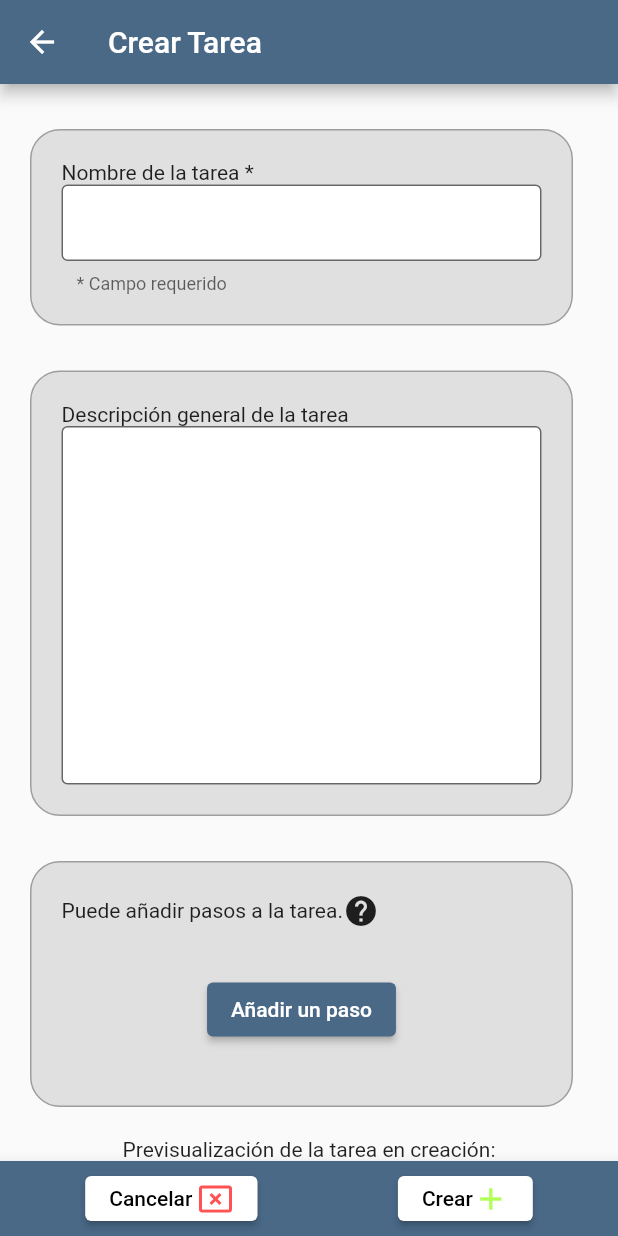
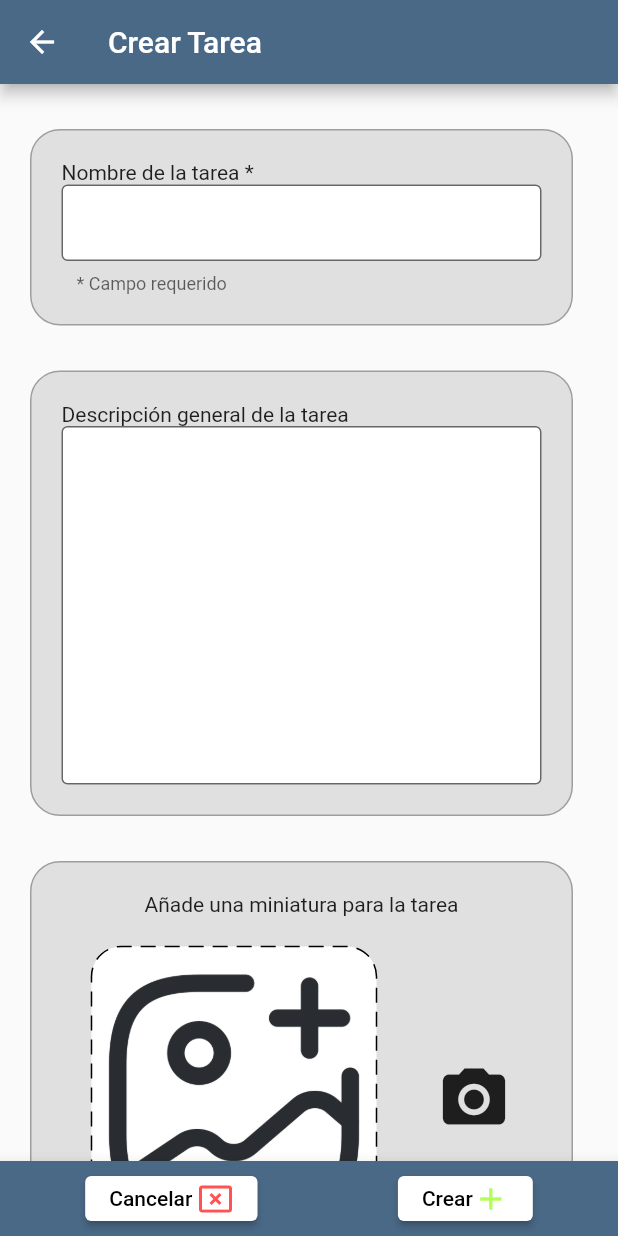
Before and after one commit to DGPAS/DGP_AS, a Flutter app: the AddModTask screen opened directly, on a phone screen of 412 x 824 dp. Run offline on Flutter 3.47's test engine with Material 2 defaults, Android fonts, the phone set to English and light mode, and no system bars; drawn by our look-alikes of dotted_border; our stand-ins replace flutter_dotenv, image_picker.

Commit message:
Iniciado manejo de imagenes

```diff
--- a/Dability/lib/add_mod_task.dart
+++ b/Dability/lib/add_mod_task.dart
@@ -1,5 +1,6 @@
 import 'dart:convert';
 
+import 'package:dotted_border/dotted_border.dart';
 import 'package:dability/Components/steps_task_form.dart';
 import 'package:flutter/material.dart';
 import 'package:dability/Components/text_form.dart';
@@ -7,6 +8,8 @@ import 'package:dability/Components/enum_types.dart';
 import 'package:dability/Components/list_step.dart';
 import 'package:http/http.dart' as http;
 import 'package:flutter_dotenv/flutter_dotenv.dart';
+import 'package:image_picker/image_picker.dart';
+import 'dart:io';
 
 
 
@@ -63,6 +66,9 @@ class _AddModTaskState extends State<AddModTask> {
   List<ListStep> copy = [];
   List<ListStep> auxSteps = [];
   String actualTaskId = '';
+  File? _image;
+  String selectedImage = "";
+
 
   @override
   void initState() {
@@ -124,17 +130,17 @@ class _AddModTaskState extends State<AddModTask> {
     }
   }
 
-  // TODO: Añadir al formulario la opcion de insertar una miniatura
-
   Future<void> submitForm (String? idTareas) async {
     if (typeForm == AddModType.add) {
       await insertTaskData();
+      await uploadImage();
       print ("Id obtenido: $actualTaskId");
       for (int i = 0; i < steps.length; i++) {
         await insertStepsData(steps[i]);
       }
     } else {
       await updateData(idTareas);
+      await uploadImage();
       await updateSteps();
     }
   }
@@ -238,6 +244,29 @@ class _AddModTaskState extends State<AddModTask> {
     }
   }
 
+  Future<void> uploadImage() async {
+    String uri = "${dotenv.env['API_URL']}/upload_image.php";
+
+    try {
+
+      var request = http.MultipartRequest('POST', Uri.parse(uri));
+      request.fields['idTareas'] = actualTaskId;
+      var picture = await http.MultipartFile.fromPath("image", selectedImage);
+      request.files.add(picture);
+      var response = await request.send();
+
+      if (response.statusCode == 200) {
+        print ("Image Uploaded");
+      }
+      else {
+        print("Error en la subida");
+      }
+
+    } catch (e) {
+      print(e);
+    }
+  }
+
 
 
   // Función para cambiar el titulo de la barra segun sea crear o modificar
@@ -254,6 +283,15 @@ class _AddModTaskState extends State<AddModTask> {
       return 'Crear';
     } else {
       return 'Modificar';
+    }
+  }
+
+  Widget _getImage(String? urlPath) {
+    if (urlPath == null || urlPath == '') {
+      return const Image(
+          image: AssetImage('images/no_image.png'), fit: BoxFit.contain);
+    } else {
+      return Image.file(File(urlPath), fit: BoxFit.cover);
     }
   }
 
@@ -366,8 +404,74 @@ class _AddModTaskState extends State<AddModTask> {
                     const EdgeInsets.only(left: 10.0, top: 30.0, right: 20.0),
                 child: descriptionForm,
               ),
-              // Contenedor con diferentes botones para introducir formatos diversos a cada paso de la tarea
-              // TO DO: Cambiar IU para que se muestren los botones en un Grid
+              // Contenedor para añadir una miniatura a la tarea
+              Container(
+                decoration: _buildBoxDecoration(),
+                padding: const EdgeInsets.all(20.0),
+                margin: const EdgeInsets.only(top: 30.0, left: 10.0, right: 20.0),
+                child: Column(
+                  children: [
+                    const Text("Añade una miniatura para la tarea"),
+                    Row(
+                      mainAxisAlignment: MainAxisAlignment.center,
+                      children: [
+                        Expanded(
+                          child: GestureDetector(
+                            onTap: () async {
+                              final picker = ImagePicker();
+                              final XFile? pickedFile = await picker.pickImage(
+                                  source: ImageSource.gallery, imageQuality: 100);
+
+                              setState(() {
+                                selectedImage = pickedFile!.path;
+                                _image = File(selectedImage);
+                              });
+                            },
+                            child: Container(
+                              decoration: BoxDecoration(
+                                color: Colors.white,
+                                borderRadius: BorderRadius.circular(20.0),
+                              ),
+                              margin: const EdgeInsets.all(20),
+                              child: DottedBorder(
+                                color: Colors.black,
+                                strokeWidth: 1,
+                                dashPattern: [10, 6],
+                                borderType: BorderType.RRect,
+                                radius: const Radius.circular(20),
+                                child: Container(
+                                  height: 200,
+                                  width: 800,
+                                  child: ClipRRect(
+                                      borderRadius: BorderRadius.circular(45),
+                                      child: _getImage(selectedImage)),
+                                ),
+                              ),
+                            ),
+                          ),
+                        ),
+                        GestureDetector(
+                          onTap: () async {
+                            final picker = ImagePicker();
+                            final XFile? pickedFile = await picker.pickImage(
+                                source: ImageSource.camera, imageQuality: 100);
+
+                            setState(() {
+                              selectedImage = pickedFile!.path;
+                              _image = File(selectedImage);
+                            });
+                          },
+                          child: Container(
+                            margin: const EdgeInsets.all(20),
+                            child: Icon(Icons.photo_camera, size: 50,),
+                          ),
+                        ),
+                      ],
+                    ),
+                  ],
+                ),
+              ),
+              // Contenedor con para añadir los pasos
               Container(
                 decoration: BoxDecoration(
                     color: Colors.grey[300],
@@ -567,4 +671,14 @@ class _AddModTaskState extends State<AddModTask> {
       ),
     );
   }
+
+  BoxDecoration _buildBoxDecoration() {
+    return BoxDecoration(
+        color: Colors.grey[300],
+        borderRadius: BorderRadius.circular(20.0),
+        border: Border.all(
+          color: Colors.grey,
+          width: 1,
+        ));
+  }
 }
```
